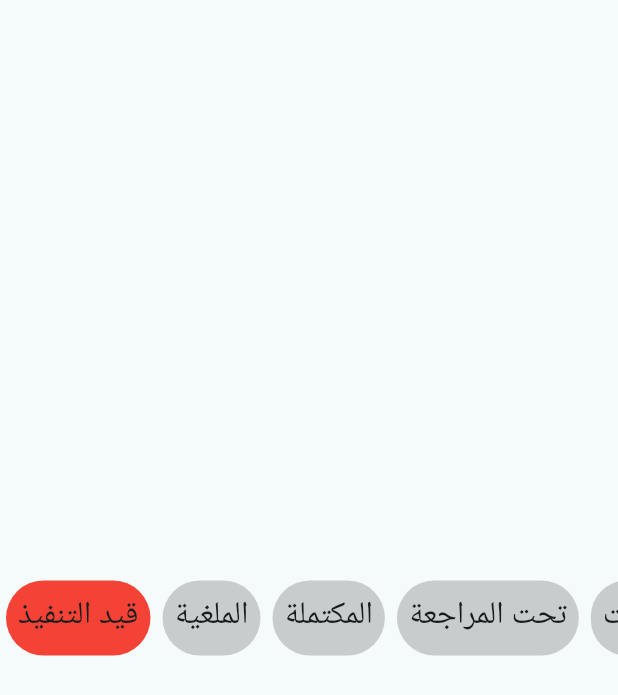
After one commit to MazenMomen/application_on_state_management, a Flutter app: the FfbUsingCubit screen opened directly, on a phone screen of 412 x 824 dp. The commit adds this screen. Shown: the top 695 px of the screen. Run offline on Flutter 3.47's test engine with Material 2 defaults, Android fonts, the phone set to English and light mode, and no system bars; our stand-ins replace bloc, flutter_bloc.

Commit message:
Task8 Finished.

```diff
--- /dev/null
+++ b/lib/Cubits/FastFilterBar/fast_filter_bar_cubit.dart
@@ -0,0 +1,13 @@
+import 'package:bloc/bloc.dart';
+import 'package:meta/meta.dart';
+
+part 'fast_filter_bar_state.dart';
+
+class FastFilterBarCubit extends Cubit<FastFilterBarState> {
+  FastFilterBarCubit() : super(FastFilterBarInitial());
+  int coloredIndex = 0;
+  void colorize(int index) {
+    coloredIndex = index;
+    emit(FastFilterBarColored());
+  }
+}
--- /dev/null
+++ b/lib/Cubits/FastFilterBar/fast_filter_bar_state.dart
@@ -0,0 +1,8 @@
+part of 'fast_filter_bar_cubit.dart';
+
+@immutable
+sealed class FastFilterBarState {}
+
+final class FastFilterBarInitial extends FastFilterBarState {}
+
+final class FastFilterBarColored extends FastFilterBarState {}
--- /dev/null
+++ b/lib/Cubits/RadioButton/radio_button_cubit.dart
@@ -0,0 +1,13 @@
+import 'package:bloc/bloc.dart';
+import 'package:meta/meta.dart';
+
+part 'radio_button_state.dart';
+
+class RadioButtonCubit extends Cubit<RadioButtonState> {
+  RadioButtonCubit() : super(RadioButtonInitial());
+  int selectedButton = 0;
+  void switchRadio(int index) {
+    selectedButton = index;
+    emit(RadioButtonInitial());
+  }
+}
--- /dev/null
+++ b/lib/Cubits/RadioButton/radio_button_state.dart
@@ -0,0 +1,6 @@
+part of 'radio_button_cubit.dart';
+
+@immutable
+sealed class RadioButtonState {}
+
+final class RadioButtonInitial extends RadioButtonState {}
--- /dev/null
+++ b/lib/Cubits/SecurePassword/secure_password_cubit.dart
@@ -0,0 +1,13 @@
+import 'package:bloc/bloc.dart';
+import 'package:meta/meta.dart';
+
+part 'secure_password_state.dart';
+
+class SecurePasswordCubit extends Cubit<SecurePasswordState> {
+  SecurePasswordCubit() : super(SecurePasswordInitial());
+  bool isSecure = false;
+  void showOrHide() {
+    isSecure = !isSecure;
+    emit(SecurePasswordInitial());
+  }
+}
--- /dev/null
+++ b/lib/Cubits/SecurePassword/secure_password_state.dart
@@ -0,0 +1,6 @@
+part of 'secure_password_cubit.dart';
+
+@immutable
+sealed class SecurePasswordState {}
+
+final class SecurePasswordInitial extends SecurePasswordState {}
--- /dev/null
+++ b/lib/Screens/UsingCubit/ffb_using_cubit.dart
@@ -0,0 +1,55 @@
+import 'package:application_on_state_management/Cubits/FastFilterBar/fast_filter_bar_cubit.dart';
+import 'package:flutter/material.dart';
+import 'package:flutter_bloc/flutter_bloc.dart';
+
+class FfbUsingCubit extends StatelessWidget {
+  FfbUsingCubit({super.key});
+  List categories = [
+    "قيد التنفيذ",
+    "الملغية",
+    "المكتملة",
+    "تحت المراجعة",
+    "تمت"
+  ];
+  @override
+  Widget build(BuildContext context) {
+    return Scaffold(
+      body: Center(
+        child: SingleChildScrollView(
+          scrollDirection: Axis.horizontal,
+          child: BlocBuilder<FastFilterBarCubit, FastFilterBarState>(
+            builder: (context, state) {
+              return Row(
+                children: [
+                  for (int i = 0; i < categories.length; i++)
+                    GestureDetector(
+                      onTap: () {
+                        context.read<FastFilterBarCubit>().colorize(i);
+                      },
+                      child: Container(
+                        height: 50,
+                        margin: const EdgeInsets.all(4),
+                        padding: const EdgeInsets.all(8),
+                        decoration: BoxDecoration(
+                            color: context
+                                        .read<FastFilterBarCubit>()
+                                        .coloredIndex ==
+                                    i
+                                ? Colors.red
+                                : Colors.grey.withOpacity(.5),
+                            borderRadius: BorderRadius.circular(25)),
+                        child: Text(
+                          categories[i],
+                          style: const TextStyle(fontSize: 21),
+                        ),
+                      ),
+                    )
+                ],
+              );
+            },
+          ),
+        ),
+      ),
+    );
+  }
+}
--- a/lib/Screens/replace_ui_with_cubit.dart
+++ b/lib/Screens/UsingCubit/replace_ui_using_cubit.dart
@@ -1,4 +1,4 @@
-import 'package:application_on_state_management/ReplaceUI/cubit/replace_ui_cubit_cubit.dart';
+import '../../../Cubits/ReplaceUI/replace_ui_cubit_cubit.dart';
 import 'package:flutter/material.dart';
 import 'package:flutter_bloc/flutter_bloc.dart';
 
```
Also changed, not shown: lib/Screens/UsingCubit/radios_using_cubit.dart (added, +30 -0 lines), lib/Screens/UsingCubit/secure_pass_using_cubit.dart (added, +40 -0 lines), lib/Screens/UsingSetState/ffb_using_set_state.dart (added, +55 -0 lines), lib/Screens/UsingSetState/radios_using_set_state.dart (added, +31 -0 lines), lib/Screens/UsingSetState/secure_pass_using_set_state.dart (added, +41 -0 lines), lib/main.dart (+17 -4 lines), lib/Cubits/ReplaceUI/replace_ui_cubit_cubit.dart (renamed from lib/ReplaceUI/cubit/replace_ui_cubit_cubit.dart), lib/Cubits/ReplaceUI/replace_ui_cubit_state.dart (renamed from lib/ReplaceUI/cubit/replace_ui_cubit_state.dart), lib/Screens/UsingSetState/replace_ui_using_set_state.dart (renamed from lib/Screens/replace_ui_with_set_state.dart).
